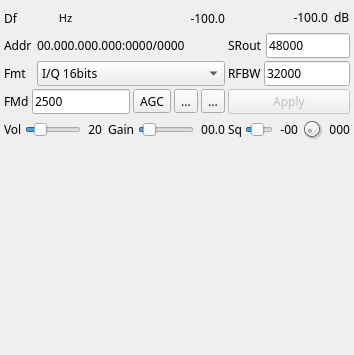
This is plugins/channelrx/udpsrc/udpsrcgui.ui in f4exb/sdrangel as Qt 5 draws it before an edit. The edited form follows.
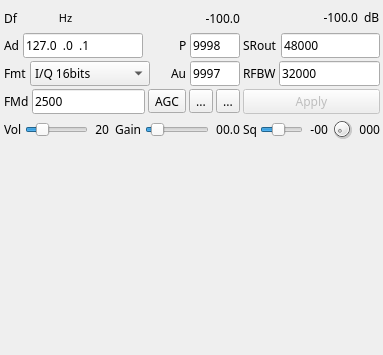
This is the edited form. Icons and pictures are not drawn. Custom widgets are drawn as their Qt base class.

Commit message: UDP source and sink: added dialogs to specify addresses and ports

Patch:
```diff
--- a/plugins/channelrx/udpsrc/udpsrcgui.ui
+++ b/plugins/channelrx/udpsrc/udpsrcgui.ui
@@ -6,7 +6,7 @@
    <rect>
     <x>0</x>
     <y>0</y>
-    <width>354</width>
+    <width>383</width>
     <height>355</height>
    </rect>
   </property>
@@ -39,13 +39,13 @@
     <rect>
      <x>2</x>
      <y>2</y>
-     <width>350</width>
+     <width>380</width>
      <height>142</height>
     </rect>
    </property>
    <property name="minimumSize">
     <size>
-     <width>350</width>
+     <width>380</width>
      <height>0</height>
     </size>
    </property>
@@ -339,23 +339,71 @@
          </size>
         </property>
         <property name="text">
-         <string>Addr</string>
+         <string>Ad</string>
         </property>
        </widget>
       </item>
       <item>
-       <widget class="QLabel" name="addressText">
+       <widget class="QLineEdit" name="outputUDPAddress">
         <property name="minimumSize">
          <size>
-          <width>170</width>
+          <width>120</width>
           <height>0</height>
          </size>
         </property>
         <property name="statusTip">
          <string>UDP &lt;address&gt;:&lt;data port&gt;/&lt;audio port&gt;</string>
         </property>
+        <property name="inputMask">
+         <string>000.000.000.000; </string>
+        </property>
         <property name="text">
-         <string>00.000.000.000:0000/0000</string>
+         <string>127.0.0.1</string>
+        </property>
+       </widget>
+      </item>
+      <item>
+       <spacer name="horizontalSpacer_3">
+        <property name="orientation">
+         <enum>Qt::Horizontal</enum>
+        </property>
+        <property name="sizeHint" stdset="0">
+         <size>
+          <width>40</width>
+          <height>20</height>
+         </size>
+        </property>
+       </spacer>
+      </item>
+      <item>
+       <widget class="QLabel" name="outputUDPPortLabel">
+        <property name="text">
+         <string>P</string>
+        </property>
+       </widget>
+      </item>
+      <item>
+       <widget class="QLineEdit" name="outputUDPPort">
+        <property name="minimumSize">
+         <size>
+          <width>50</width>
+          <height>0</height>
+         </size>
+        </property>
+        <property name="maximumSize">
+         <size>
+          <width>50</width>
+          <height>16777215</height>
+         </size>
+        </property>
+        <property name="toolTip">
+         <string>Destination UDP port</string>
+        </property>
+        <property name="inputMask">
+         <string>00000; </string>
+        </property>
+        <property name="text">
+         <string>9998</string>
         </property>
        </widget>
       </item>
@@ -378,6 +426,18 @@
       </item>
       <item>
        <widget class="QComboBox" name="sampleFormat">
+        <property name="minimumSize">
+         <size>
+          <width>120</width>
+          <height>0</height>
+         </size>
+        </property>
+        <property name="maximumSize">
+         <size>
+          <width>120</width>
+          <height>16777215</height>
+         </size>
+        </property>
         <property name="toolTip">
          <string>Samples format</string>
         </property>
@@ -441,6 +501,51 @@
         </item>
        </widget>
       </item>
+      <item>
+       <spacer name="horizontalSpacer_4">
+        <property name="orientation">
+         <enum>Qt::Horizontal</enum>
+        </property>
+        <property name="sizeHint" stdset="0">
+         <size>
+          <width>40</width>
+          <height>20</height>
+         </size>
+        </property>
+       </spacer>
+      </item>
+      <item>
+       <widget class="QLabel" name="inputUDPAudioPortLabel">
+        <property name="text">
+         <string>Au</string>
+        </property>
+       </widget>
+      </item>
+      <item>
+       <widget class="QLineEdit" name="inputUDPAudioPort">
+        <property name="minimumSize">
+         <size>
+          <width>50</width>
+          <height>0</height>
+         </size>
+        </property>
+        <property name="maximumSize">
+         <size>
+          <width>50</width>
+          <height>16777215</height>
+         </size>
+        </property>
+        <property name="toolTip">
+         <string>Audio input UDP port</string>
+        </property>
+        <property name="inputMask">
+         <string>00000; </string>
+        </property>
+        <property name="text">
+         <string>9997</string>
+        </property>
+       </widget>
+      </item>
      </layout>
     </item>
     <item row="6" column="0">
```
Left out of the diff: 28 changed lines with no effect on the pictures. The commit also changes 9 other files.
